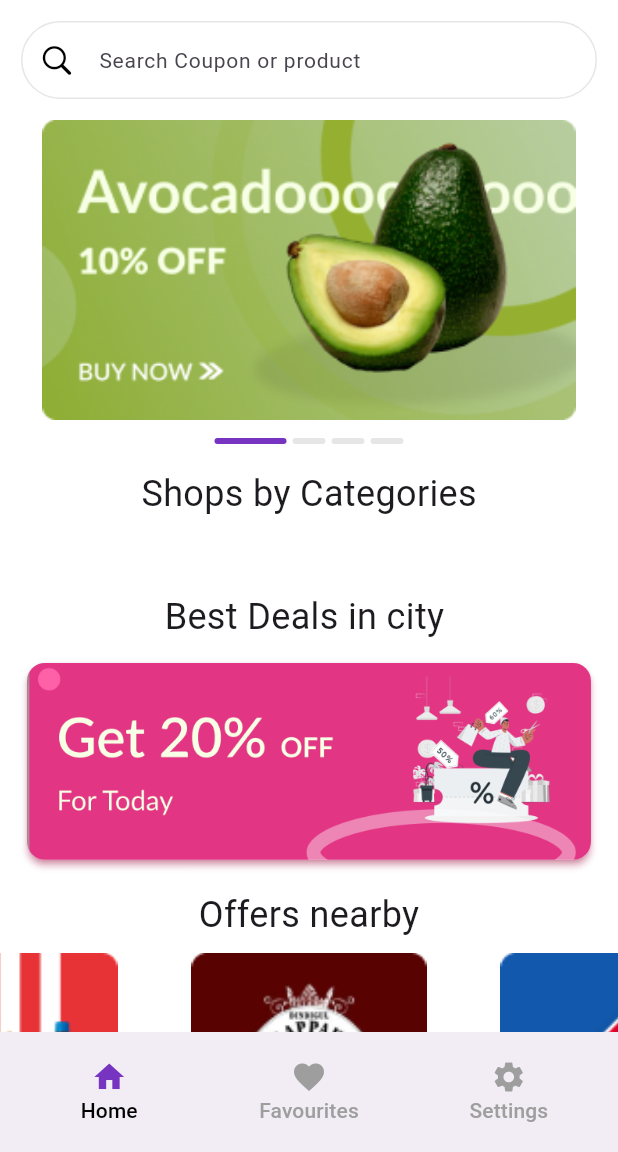
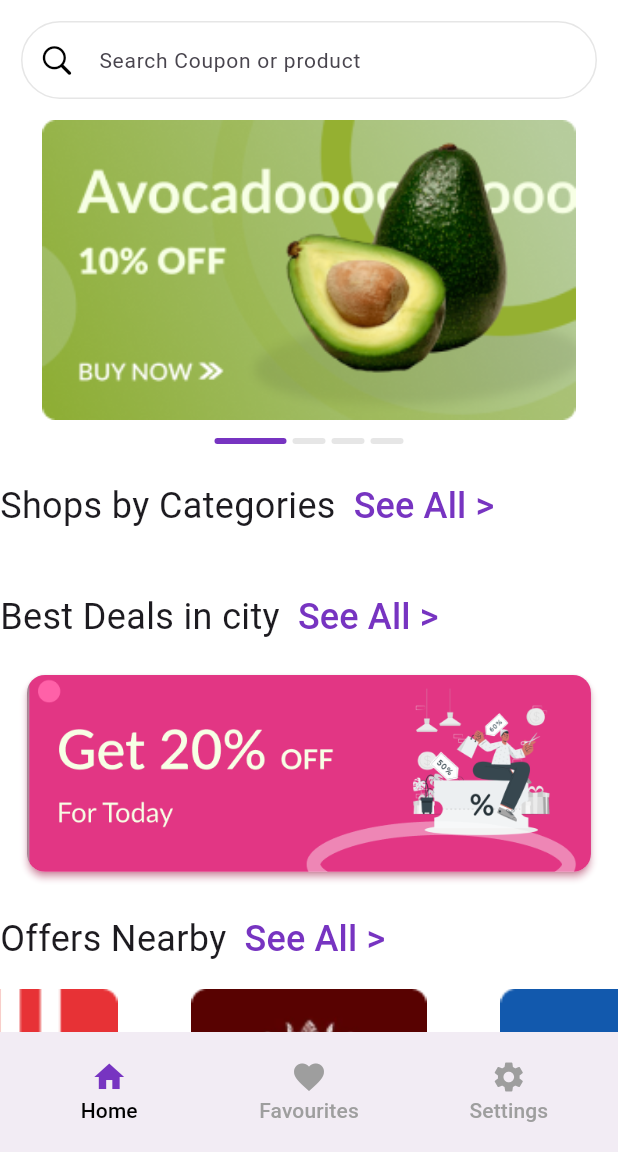
Before and after one commit to Androidaareesh/Takeurs-userapp, a Flutter app: the screen it shows after launch, on a phone screen of 412 x 824 dp, the part 84-1236 px from its top. Run offline on Flutter 3.47's test engine with Material 2 defaults, Android fonts, the phone set to English and light mode, and no system bars; drawn by our look-alikes of carousel_slider, dots_indicator; our stand-ins replace flutter_svg.

Commit message:
Text Added

```diff
--- a/lib/Screens/HomeScreen.dart
+++ b/lib/Screens/HomeScreen.dart
@@ -12,6 +12,7 @@ import 'package:takeurs_userapp/widgets/TopOffers.dart';
 import 'package:takeurs_userapp/widgets/Upcoming.dart';
 import '../utlis_color/utlis_color.dart';
 import '../widgets/Categories.dart';
+import '../widgets/custom_row_text.dart';
 
 class HomeScreen extends StatefulWidget {
   const HomeScreen({super.key});
@@ -57,20 +58,18 @@ class _HomeScreenState extends State<HomeScreen> {
               TextSpan(
                   text: "Take",
                   style: TextStyle(
-                      color: AppColors.white,
-                      fontWeight: FontWeight.bold)),
+                      color: AppColors.white, fontWeight: FontWeight.bold)),
               TextSpan(
                   text: "urs",
                   style: TextStyle(
-                      color: AppColors.white,
-                      fontWeight: FontWeight.normal)),
+                      color: AppColors.white, fontWeight: FontWeight.normal)),
             ]))
           ],
         ),
       ),
       body: SingleChildScrollView(
         child: Column(
-          crossAxisAlignment: CrossAxisAlignment.center,
+          //crossAxisAlignment: CrossAxisAlignment.center,
           children: [
             Padding(
               padding: const EdgeInsets.all(14.0),
@@ -148,11 +147,19 @@ class _HomeScreenState extends State<HomeScreen> {
               height: 14,
             ),
             // code for category area
-            const Text("Shops by Categories", style: TextStyle(fontSize: 24)),
-            const SizedBox(
-              height: 24,
+            //
+            // ignore: prefer_const_constructors
+            Row(
+              mainAxisAlignment: MainAxisAlignment.spaceBetween,
+              children: [
+                CustomText(
+                  button: 'See All >',
+                  text: 'Shops by Categories',
+                  press: () {},
+                ),
+              ],
             ),
-        //  const Categories(),
+            //  const Categories(),
 
             //best deals
             const SizedBox(
@@ -163,9 +170,16 @@ class _HomeScreenState extends State<HomeScreen> {
             Container(
               color: AppColors.white,
               child: Column(children: [
-                const Text(
-                  "Best Deals in city ",
-                  style: TextStyle(fontSize: 24),
+
+                Row(
+                  mainAxisAlignment: MainAxisAlignment.spaceBetween,
+                  children: [
+                    CustomText(
+                      button: 'See All >',
+                      text: 'Best Deals in city',
+                      press: () {},
+                    ),
+                  ],
                 ),
                 Padding(
                   padding: const EdgeInsets.only(
@@ -189,10 +203,18 @@ class _HomeScreenState extends State<HomeScreen> {
             ),
 
             // offers near me
-            const Text(
-              "Offers nearby",
-              style: TextStyle(fontSize: 24),
+            Row(
+              mainAxisAlignment: MainAxisAlignment.spaceBetween,
+              children: [
+                CustomText(
+                  button: 'See All >',
+                  text: 'Offers Nearby',
+                  press: () {},
+                ),
+              ],
             ),
+
+
             const SizedBox(
               height: 8,
             ),
@@ -207,10 +229,17 @@ class _HomeScreenState extends State<HomeScreen> {
                 color: AppColors.white,
                 child: Column(
                   children: [
-                    const Text(
-                      "Brands nearby",
-                      style: TextStyle(fontSize: 24),
+                    Row(
+                      mainAxisAlignment: MainAxisAlignment.spaceBetween,
+                      children: [
+                        CustomText(
+                          button: 'See All >',
+                          text: 'brands Nearby',
+                          press: () {},
+                        ),
+                      ],
                     ),
+
                     const SizedBox(
                       height: 14,
                     ),
@@ -229,7 +258,7 @@ class _HomeScreenState extends State<HomeScreen> {
                                   radius: 40,
                                   backgroundColor: _colorIndex == 0
                                       ? AppColors.litPink.withAlpha(40)
-                                      : AppColors.litPurple.withAlpha(20),
+                                      : AppColors.grey.withAlpha(20),
                                   child: Image.asset(_brandNearbyList[index]),
                                 ),
                                 const SizedBox(
@@ -250,16 +279,26 @@ class _HomeScreenState extends State<HomeScreen> {
             Container(
               padding: const EdgeInsets.only(top: 8, bottom: 8),
               color: AppColors.grey,
-              child: const Column(
+              child:  Column(
                 children: [
-                  Text("Top Deals", style: TextStyle(fontSize: 24)),
-                  SizedBox(
+                 Row(
+                    mainAxisAlignment: MainAxisAlignment.spaceBetween,
+                    children: [
+                      CustomText(
+                        button: 'See All >',
+                        text: 'Brands Nearby',
+                        press: () {},
+                      ),
+                    ],
+                  ),
+
+                 const SizedBox(
                     height: 8,
                   ),
-                  TopDeals(),
+                  const TopDeals(),
 
                   // top offers
-                  SizedBox(
+                 const SizedBox(
                     height: 24,
                   ),
                 ],
@@ -268,7 +307,17 @@ class _HomeScreenState extends State<HomeScreen> {
             const SizedBox(
               height: 12,
             ),
-            const Text("Top Offers", style: TextStyle(fontSize: 24)),
+           Row(
+              mainAxisAlignment: MainAxisAlignment.spaceBetween,
+              children: [
+                CustomText(
+                  button: 'See All >',
+                  text: 'Top Offers',
+                  press: () {},
+                ),
+              ],
+            ),
+
             const SizedBox(
               height: 12,
             ),
@@ -282,12 +331,21 @@ class _HomeScreenState extends State<HomeScreen> {
             ),
             Container(
               color: Colors.pink.shade50,
-              child: const Column(
+              child:  Column(
                 children: [
-                  SizedBox(
+                const  SizedBox(
                     height: 12,
                   ),
-                  Text("Upcoming Deals", style: TextStyle(fontSize: 24)),
+                 Row(
+                    children: [
+                      CustomText(
+                        button: 'See All >',
+                        text: 'Upcoming Deals',
+                        press: () {},
+                      ),
+                    ],
+                  ),
+
                   SizedBox(
                     height: 12,
                   ),
--- a/lib/widgets/Categories.dart
+++ b/lib/widgets/Categories.dart
@@ -54,7 +54,8 @@ class Categories extends StatelessWidget {
               categoryName: 'health',
               press: () {},
             )
-          ],)
+          ],),
+
         ],
     );
   }
--- a/lib/widgets/custom_row_text.dart
+++ b/lib/widgets/custom_row_text.dart
@@ -2,16 +2,18 @@ import 'package:flutter/material.dart';
 import 'package:takeurs_userapp/utlis_color/utlis_color.dart';
 
 class CustomText extends StatelessWidget {
-
-  const CustomText({super.key});
+   final String text;
+  final String button;
+  final press;
+  const CustomText({super.key, required this.text, required this.button, this.press});
 
   @override
   Widget build(BuildContext context) {
     return Row(
       children: [
-        const Text("categories"),
-        TextButton(onPressed: (){},
-         child: const Text("See All",style: TextStyle(color: AppColors.primaryColor),))
+        Text(text,style: const TextStyle(fontSize: 24),),
+        TextButton(onPressed: press,
+         child:  Text(button,style:const TextStyle(color: AppColors.primaryColor,fontSize: 24),))
       ],
     );
   }
```
